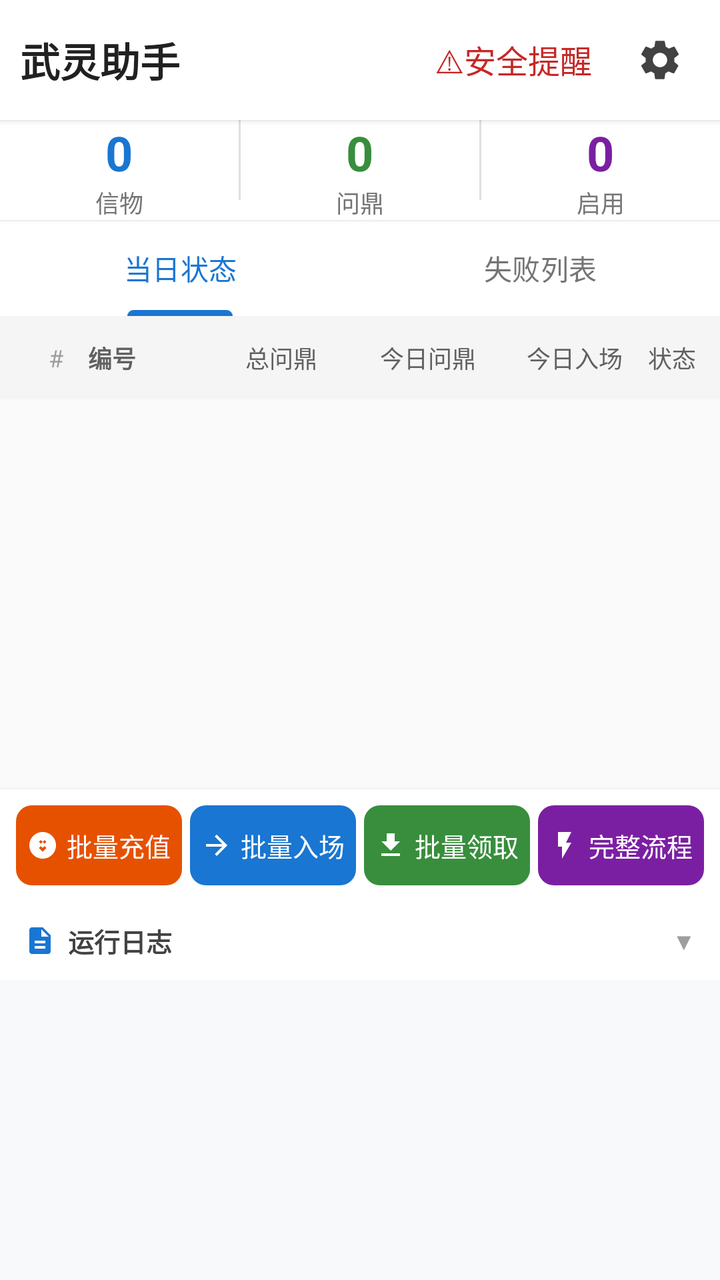
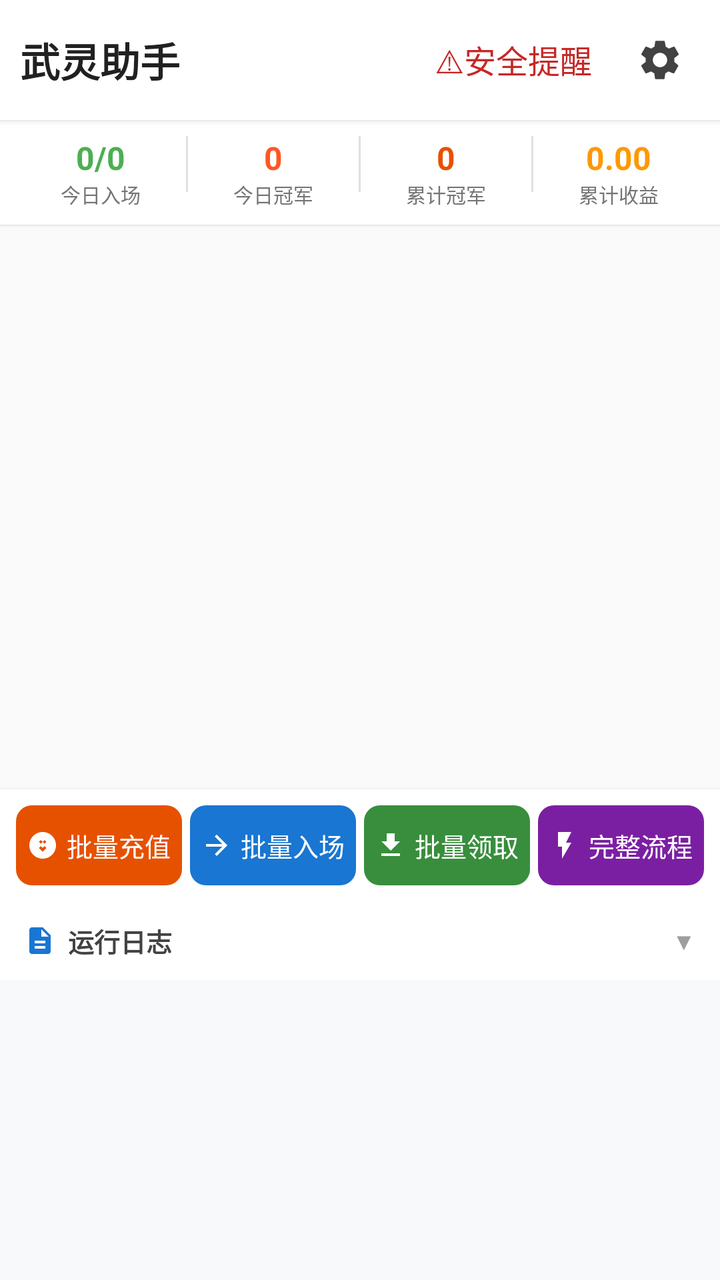

Compare the two renders of this Android layout. The source of the first and the diff that turns it into the second are given below.
<!-- AndroidManifest.xml: application theme Theme.WlClient -->
<!-- res/layout/activity_main.xml -->
<?xml version="1.0" encoding="utf-8"?>
<LinearLayout xmlns:android="http://schemas.android.com/apk/res/android"
    xmlns:app="http://schemas.android.com/apk/res-auto"
    android:id="@+id/main"
    android:layout_width="match_parent"
    android:layout_height="match_parent"
    android:orientation="vertical"
    android:background="#FAFAFA">

    
    <LinearLayout
        android:layout_width="match_parent"
        android:layout_height="wrap_content"
        android:orientation="horizontal"
        android:gravity="center_vertical"
        android:padding="10dp"
        android:background="#FFFFFF"
        android:elevation="2dp">

        <TextView
            android:layout_width="0dp"
            android:layout_height="wrap_content"
            android:layout_weight="1"
            android:text="武灵助手"
            android:textSize="20sp"
            android:textStyle="bold"
            android:textColor="#212121" />

        
        <Spinner
            android:id="@+id/sp_group_filter"
            android:layout_width="wrap_content"
            android:layout_height="36dp"
            android:layout_marginEnd="8dp"
            android:background="@drawable/bg_spinner"
            android:paddingStart="8dp"
            android:paddingEnd="24dp" />

        <TextView
            android:id="@+id/btn_security_warn"
            android:layout_width="wrap_content"
            android:layout_height="wrap_content"
            android:padding="6dp"
            android:layout_marginEnd="8dp"
            android:text="⚠安全提醒"
            android:textColor="#C62828"
            android:textSize="16sp"
            android:clickable="true"
            android:focusable="true"
            android:foreground="?attr/selectableItemBackground" />

        <ImageButton
            android:id="@+id/btn_setting_gear"
            android:layout_width="40dp"
            android:layout_height="40dp"
            android:background="?attr/selectableItemBackgroundBorderless"
            android:contentDescription="更多设置菜单"
            android:src="@drawable/ic_gear_svg" />
    </LinearLayout>

    
    <LinearLayout
        android:layout_width="match_parent"
        android:layout_height="wrap_content"
        android:orientation="horizontal"
        android:padding="0dp"
        android:background="#FFFFFF"
        android:elevation="1dp">

        <LinearLayout
            android:layout_width="0dp"
            android:layout_height="wrap_content"
            android:layout_weight="1"
            android:orientation="vertical"
            android:gravity="center">

            <TextView
                android:id="@+id/tv_token_count"
                android:layout_width="wrap_content"
                android:layout_height="wrap_content"
                android:text="0"
                android:textSize="24sp"
                android:textStyle="bold"
                android:textColor="#1976D2" />

            <TextView
                android:layout_width="wrap_content"
                android:layout_height="wrap_content"
                android:text="信物"
                android:textSize="12sp"
                android:textColor="#757575" />
        </LinearLayout>

        <View
            android:layout_width="1dp"
            android:layout_height="40dp"
            android:background="#E0E0E0" />

        <LinearLayout
            android:layout_width="0dp"
            android:layout_height="wrap_content"
            android:layout_weight="1"
            android:orientation="vertical"
            android:gravity="center">

            <TextView
                android:id="@+id/tv_qd_count"
                android:layout_width="wrap_content"
                android:layout_height="wrap_content"
                android:text="0"
                android:textSize="24sp"
                android:textStyle="bold"
                android:textColor="#388E3C" />

            <TextView
                android:layout_width="wrap_content"
                android:layout_height="wrap_content"
                android:text="问鼎"
                android:textSize="12sp"
                android:textColor="#757575" />
        </LinearLayout>

        <View
            android:layout_width="1dp"
            android:layout_height="40dp"
            android:background="#E0E0E0" />

        <LinearLayout
            android:layout_width="0dp"
            android:layout_height="wrap_content"
            android:layout_weight="1"
            android:orientation="vertical"
            android:gravity="center">

            <TextView
                android:id="@+id/tv_enabled_count"
                android:layout_width="wrap_content"
                android:layout_height="wrap_content"
                android:text="0"
                android:textSize="24sp"
                android:textStyle="bold"
                android:textColor="#7B1FA2" />

            <TextView
                android:layout_width="wrap_content"
                android:layout_height="wrap_content"
                android:text="启用"
                android:textSize="12sp"
                android:textColor="#757575" />
        </LinearLayout>
    </LinearLayout>

    
    <com.google.android.material.tabs.TabLayout
        android:id="@+id/tab_layout"
        android:layout_width="match_parent"
        android:layout_height="48dp"
        android:background="#FFFFFF"
        app:tabMode="fixed"
        app:tabGravity="fill"
        app:tabMaxWidth="0dp"
        app:tabIndicatorColor="#1976D2"
        app:tabSelectedTextColor="#1976D2"
        app:tabTextColor="#757575">

        <com.google.android.material.tabs.TabItem
            android:layout_width="0dp"
            android:layout_height="wrap_content"
            android:layout_weight="1"
            android:text="当日状态" />

        <com.google.android.material.tabs.TabItem
            android:layout_width="0dp"
            android:layout_height="wrap_content"
            android:layout_weight="1"
            android:text="失败列表" />
    </com.google.android.material.tabs.TabLayout>

    
    <LinearLayout
        android:id="@+id/layout_status_header"
        android:layout_width="match_parent"
        android:layout_height="wrap_content"
        android:orientation="horizontal"
        android:gravity="center_vertical"
        android:padding="12dp"
        android:background="#F5F5F5">

        <TextView
            android:layout_width="32dp"
            android:layout_height="wrap_content"
            android:text="#"
            android:textSize="12sp"
            android:textColor="#9E9E9E"
            android:gravity="center" />

        <TextView
            android:layout_width="60dp"
            android:layout_height="wrap_content"
            android:text="编号"
            android:textSize="12sp"
            android:textStyle="bold"
            android:textColor="#616161" />

        <TextView
            android:layout_width="0dp"
            android:layout_height="wrap_content"
            android:layout_weight="1"
            android:text="总问鼎"
            android:textSize="12sp"
            android:textColor="#616161"
            android:gravity="center" />

        <TextView
            android:layout_width="0dp"
            android:layout_height="wrap_content"
            android:layout_weight="1"
            android:text="今日问鼎"
            android:textSize="12sp"
            android:textColor="#616161"
            android:gravity="center" />

        <TextView
            android:layout_width="0dp"
            android:layout_height="wrap_content"
            android:layout_weight="1"
            android:text="今日入场"
            android:textSize="12sp"
            android:textColor="#616161"
            android:gravity="center" />

        <TextView
            android:layout_width="wrap_content"
            android:layout_height="wrap_content"
            android:text="状态"
            android:textSize="12sp"
            android:textColor="#616161" />
    </LinearLayout>

    
    <FrameLayout
        android:layout_width="match_parent"
        android:layout_height="0dp"
        android:layout_weight="1">

        <androidx.recyclerview.widget.RecyclerView
            android:id="@+id/rv_daily_status"
            android:layout_width="match_parent"
            android:layout_height="match_parent"
            android:clipToPadding="false"
            android:visibility="visible" />

        <TextView
            android:id="@+id/tv_empty_status"
            android:layout_width="wrap_content"
            android:layout_height="wrap_content"
            android:layout_gravity="center"
            android:text="暂无数据，执行后自动记录"
            android:textSize="14sp"
            android:textColor="#BDBDBD"
            android:visibility="gone" />

        <androidx.recyclerview.widget.RecyclerView
            android:id="@+id/rv_failure_list"
            android:layout_width="match_parent"
            android:layout_height="match_parent"
            android:clipToPadding="false"
            android:visibility="gone" />

        <TextView
            android:id="@+id/tv_empty_failure"
            android:layout_width="wrap_content"
            android:layout_height="wrap_content"
            android:layout_gravity="center"
            android:text="暂无失败记录"
            android:textSize="14sp"
            android:textColor="#BDBDBD"
            android:visibility="gone" />
    </FrameLayout>

    
    <LinearLayout
        android:layout_width="match_parent"
        android:layout_height="wrap_content"
        android:orientation="horizontal"
        android:padding="8dp"
        android:background="#FFFFFF"
        android:elevation="2dp">

        <LinearLayout
            android:id="@+id/btn_batch_fund"
            android:layout_width="0dp"
            android:layout_height="40dp"
            android:layout_weight="1"
            android:orientation="horizontal"
            android:gravity="center"
            android:background="@drawable/bg_btn_rounded"
            android:backgroundTint="#E65100"
            android:clickable="true"
            android:focusable="true">

            <ImageView
                android:layout_width="16dp"
                android:layout_height="16dp"
                android:src="@drawable/ic_fund_svg"
                android:layout_marginEnd="4dp" />

            <TextView
                android:layout_width="wrap_content"
                android:layout_height="wrap_content"
                android:text="批量充值"
                android:textColor="#ffffff"
                android:textSize="13sp" />
        </LinearLayout>

        <View android:layout_width="4dp" android:layout_height="0dp" />

        <LinearLayout
            android:id="@+id/btn_batch_enter"
            android:layout_width="0dp"
            android:layout_height="40dp"
            android:layout_weight="1"
            android:orientation="horizontal"
            android:gravity="center"
            android:background="@drawable/bg_btn_rounded"
            android:backgroundTint="#1976D2"
            android:clickable="true"
            android:focusable="true">

            <ImageView
                android:layout_width="16dp"
                android:layout_height="16dp"
                android:src="@drawable/ic_enter_svg"
                android:layout_marginEnd="4dp" />

            <TextView
                android:layout_width="wrap_content"
                android:layout_height="wrap_content"
                android:text="批量入场"
                android:textColor="#ffffff"
                android:textSize="13sp" />
        </LinearLayout>

        <View android:layout_width="4dp" android:layout_height="0dp" />

        <LinearLayout
            android:id="@+id/btn_batch_claim"
            android:layout_width="0dp"
            android:layout_height="40dp"
            android:layout_weight="1"
            android:orientation="horizontal"
            android:gravity="center"
            android:background="@drawable/bg_btn_rounded"
            android:backgroundTint="#388E3C"
            android:clickable="true"
            android:focusable="true">

            <ImageView
                android:layout_width="16dp"
                android:layout_height="16dp"
                android:src="@drawable/ic_claim_svg"
                android:layout_marginEnd="4dp" />

            <TextView
                android:layout_width="wrap_content"
                android:layout_height="wrap_content"
                android:text="批量领取"
                android:textColor="#ffffff"
                android:textSize="13sp" />
        </LinearLayout>

        <View android:layout_width="4dp" android:layout_height="0dp" />

        <LinearLayout
            android:id="@+id/btn_full_workflow"
            android:layout_width="0dp"
            android:layout_height="40dp"
            android:layout_weight="1"
            android:orientation="horizontal"
            android:gravity="center"
            android:background="@drawable/bg_btn_rounded"
            android:backgroundTint="#7B1FA2"
            android:clickable="true"
            android:focusable="true">

            <ImageView
                android:layout_width="16dp"
                android:layout_height="16dp"
                android:src="@drawable/ic_workflow_svg"
                android:layout_marginEnd="4dp" />

            <TextView
                android:layout_width="wrap_content"
                android:layout_height="wrap_content"
                android:text="完整流程"
                android:textColor="#ffffff"
                android:textSize="13sp" />
        </LinearLayout>
    </LinearLayout>

    
    <LinearLayout
        android:layout_width="match_parent"
        android:layout_height="wrap_content"
        android:orientation="vertical"
        android:background="#FFFFFF"
        android:elevation="2dp">

        <LinearLayout
            android:id="@+id/layout_log_header"
            android:layout_width="match_parent"
            android:layout_height="wrap_content"
            android:orientation="horizontal"
            android:gravity="center_vertical"
            android:paddingStart="12dp"
            android:paddingEnd="12dp"
            android:paddingTop="10dp"
            android:paddingBottom="10dp"
            android:clickable="true"
            android:focusable="true">

            <ImageView
                android:layout_width="16dp"
                android:layout_height="16dp"
                android:src="@drawable/ic_log_svg"
                android:layout_marginEnd="6dp" />

            <TextView
                android:layout_width="0dp"
                android:layout_height="wrap_content"
                android:layout_weight="1"
                android:text="运行日志"
                android:textSize="13sp"
                android:textColor="#424242"
                android:textStyle="bold" />

            <TextView
                android:id="@+id/tv_log_toggle"
                android:layout_width="wrap_content"
                android:layout_height="wrap_content"
                android:text="▼"
                android:textSize="12sp"
                android:textColor="#9E9E9E" />
        </LinearLayout>

        <ScrollView
            android:id="@+id/scrollView"
            android:layout_width="match_parent"
            android:layout_height="150dp"
            android:background="#F8F9FA"
            android:padding="12dp">

            <TextView
                android:id="@+id/tv_log"
                android:layout_width="match_parent"
                android:layout_height="wrap_content"
                android:textColor="#37474F"
                android:textSize="12sp"
                android:lineSpacingExtra="3dp"
                android:fontFamily="monospace" />
        </ScrollView>
    </LinearLayout>
</LinearLayout>
<!-- resources referenced by this layout -->
<resources>
  <!-- drawable bg_btn_rounded (drawable) -->
  <?xml version="1.0" encoding="utf-8"?>
  <shape xmlns:android="http://schemas.android.com/apk/res/android" android:shape="rectangle">
      <corners android:radius="8dp" />
      <solid android:color="#FFFFFF" />
  </shape>
  <!-- drawable bg_spinner (drawable) -->
  <?xml version="1.0" encoding="utf-8"?>
  <selector xmlns:android="http://schemas.android.com/apk/res/android">
      <item android:state_pressed="true">
          <shape android:shape="rectangle">
              <solid android:color="#F5F5F5" />
              <corners android:radius="8dp" />
              <stroke android:width="1dp" android:color="#1976D2" />
          </shape>
      </item>
      <item>
          <shape android:shape="rectangle">
              <solid android:color="#FFFFFF" />
              <corners android:radius="8dp" />
              <stroke android:width="1dp" android:color="#E0E0E0" />
          </shape>
      </item>
  </selector>
  <!-- drawable ic_claim_svg (drawable) -->
  <?xml version="1.0" encoding="utf-8"?>
  <vector xmlns:android="http://schemas.android.com/apk/res/android"
      android:width="16dp"
      android:height="16dp"
      android:viewportWidth="24"
      android:viewportHeight="24">
      <path
          android:fillColor="#FFFFFF"
          android:pathData="M19,9h-4V3H9v6H5l7,7 7,-7zM5,18v2h14v-2H5z"/>
  </vector>
  <!-- drawable ic_enter_svg (drawable) -->
  <?xml version="1.0" encoding="utf-8"?>
  <vector xmlns:android="http://schemas.android.com/apk/res/android"
      android:width="16dp"
      android:height="16dp"
      android:viewportWidth="24"
      android:viewportHeight="24">
      <path
          android:fillColor="#FFFFFF"
          android:pathData="M12,4l-1.41,1.41L16.17,11H4v2h12.17l-5.58,5.59L12,20l8,-8z"/>
  </vector>
  <!-- drawable ic_fund_svg (drawable) -->
  <?xml version="1.0" encoding="utf-8"?>
  <vector xmlns:android="http://schemas.android.com/apk/res/android"
      android:width="16dp"
      android:height="16dp"
      android:viewportWidth="24"
      android:viewportHeight="24">
      <path
          android:fillColor="#FFFFFF"
          android:pathData="M12,2C6.48,2 2,6.48 2,12s4.48,10 10,10 10,-4.48 10,-10S17.52,2 12,2zM13.41,15.41L12,16.83l-1.41,-1.41L9.17,14 10.59,12.59 12,14l1.41,-1.41L14.83,14zM14.83,9.41L13.41,10.83 12,9.41 10.59,10.83 9.17,9.41 10.59,8 12,9.41 13.41,8 14.83,9.41z"/>
  </vector>
  <!-- drawable ic_log_svg (drawable) -->
  <?xml version="1.0" encoding="utf-8"?>
  <vector xmlns:android="http://schemas.android.com/apk/res/android"
      android:width="24dp"
      android:height="24dp"
      android:viewportWidth="24"
      android:viewportHeight="24">
      <path
          android:fillColor="#1976D2"
          android:pathData="M14,2H6C4.9,2 4,2.9 4,4v16c0,1.1 0.89,2 1.99,2H18c1.1,0 2,-0.9 2,-2V8l-6,-6zM16,18H8v-2h8v2zM16,14H8v-2h8v2zM13,9V3.5L18.5,9H13z" />
  </vector>
  <!-- drawable ic_workflow_svg (drawable) -->
  <?xml version="1.0" encoding="utf-8"?>
  <vector xmlns:android="http://schemas.android.com/apk/res/android"
      android:width="16dp"
      android:height="16dp"
      android:viewportWidth="24"
      android:viewportHeight="24">
      <path
          android:fillColor="#FFFFFF"
          android:pathData="M7,2v11h3v9l7,-12h-4l4,-8z"/>
  </vector>
  <style name="Theme.WlClient" parent="Base.Theme.WlClient" />
  <style name="Base.Theme.WlClient" parent="Theme.Material3.DayNight.NoActionBar">
          
          
      </style>
  <!-- unchanged entries left out for length: 1 -->
</resources>

<!-- the commit's change to res/layout/activity_main.xml (unified diff, before → after) -->
@@ -7,7 +7,6 @@
     android:orientation="vertical"
     android:background="#FAFAFA">
 
-    
     <LinearLayout
         android:layout_width="match_parent"
         android:layout_height="wrap_content"
@@ -26,16 +25,6 @@
             android:textStyle="bold"
             android:textColor="#212121" />
 
-        
-        <Spinner
-            android:id="@+id/sp_group_filter"
-            android:layout_width="wrap_content"
-            android:layout_height="36dp"
-            android:layout_marginEnd="8dp"
-            android:background="@drawable/bg_spinner"
-            android:paddingStart="8dp"
-            android:paddingEnd="24dp" />
-
         <TextView
             android:id="@+id/btn_security_warn"
             android:layout_width="wrap_content"
@@ -63,7 +52,7 @@
         android:layout_width="match_parent"
         android:layout_height="wrap_content"
         android:orientation="horizontal"
-        android:padding="0dp"
+        android:padding="8dp"
         android:background="#FFFFFF"
         android:elevation="1dp">
 
@@ -73,28 +62,23 @@
             android:layout_weight="1"
             android:orientation="vertical"
             android:gravity="center">
-
-            <TextView
-                android:id="@+id/tv_token_count"
-                android:layout_width="wrap_content"
-                android:layout_height="wrap_content"
-                android:text="0"
-                android:textSize="24sp"
+            <TextView
+                android:id="@+id/tv_summary_enter"
+                android:layout_width="wrap_content"
+                android:layout_height="wrap_content"
+                android:text="0/0"
+                android:textSize="16sp"
                 android:textStyle="bold"
-                android:textColor="#1976D2" />
-
-            <TextView
-                android:layout_width="wrap_content"
-                android:layout_height="wrap_content"
-                android:text="信物"
-                android:textSize="12sp"
+                android:textColor="#4CAF50" />
+            <TextView
+                android:layout_width="wrap_content"
+                android:layout_height="wrap_content"
+                android:text="今日入场"
+                android:textSize="10sp"
                 android:textColor="#757575" />
         </LinearLayout>
 
-        <View
-            android:layout_width="1dp"
-            android:layout_height="40dp"
-            android:background="#E0E0E0" />
+        <View android:layout_width="1dp" android:layout_height="28dp" android:background="#E0E0E0" />
 
         <LinearLayout
             android:layout_width="0dp"
@@ -102,28 +86,23 @@
             android:layout_weight="1"
             android:orientation="vertical"
             android:gravity="center">
-
-            <TextView
-                android:id="@+id/tv_qd_count"
+            <TextView
+                android:id="@+id/tv_summary_today_win"
                 android:layout_width="wrap_content"
                 android:layout_height="wrap_content"
                 android:text="0"
-                android:textSize="24sp"
+                android:textSize="16sp"
                 android:textStyle="bold"
-                android:textColor="#388E3C" />
-
-            <TextView
-                android:layout_width="wrap_content"
-                android:layout_height="wrap_content"
-                android:text="问鼎"
-                android:textSize="12sp"
+                android:textColor="#FF5722" />
+            <TextView
+                android:layout_width="wrap_content"
+                android:layout_height="wrap_content"
+                android:text="今日冠军"
+                android:textSize="10sp"
                 android:textColor="#757575" />
         </LinearLayout>
 
-        <View
-            android:layout_width="1dp"
-            android:layout_height="40dp"
-            android:background="#E0E0E0" />
+        <View android:layout_width="1dp" android:layout_height="28dp" android:background="#E0E0E0" />
 
         <LinearLayout
             android:layout_width="0dp"
@@ -131,154 +110,55 @@
             android:layout_weight="1"
             android:orientation="vertical"
             android:gravity="center">
-
-            <TextView
-                android:id="@+id/tv_enabled_count"
+            <TextView
+                android:id="@+id/tv_summary_total_win"
                 android:layout_width="wrap_content"
                 android:layout_height="wrap_content"
                 android:text="0"
-                android:textSize="24sp"
+                android:textSize="16sp"
                 android:textStyle="bold"
-                android:textColor="#7B1FA2" />
-
-            <TextView
-                android:layout_width="wrap_content"
-                android:layout_height="wrap_content"
-                android:text="启用"
-                android:textSize="12sp"
+                android:textColor="#E65100" />
+            <TextView
+                android:layout_width="wrap_content"
+                android:layout_height="wrap_content"
+                android:text="累计冠军"
+                android:textSize="10sp"
                 android:textColor="#757575" />
         </LinearLayout>
+
+        <View android:layout_width="1dp" android:layout_height="28dp" android:background="#E0E0E0" />
+
+        <LinearLayout
+            android:layout_width="0dp"
+            android:layout_height="wrap_content"
+            android:layout_weight="1"
+            android:orientation="vertical"
+            android:gravity="center">
+            <TextView
+                android:id="@+id/tv_summary_prize"
+                android:layout_width="wrap_content"
+                android:layout_height="wrap_content"
+                android:text="0.00"
+                android:textSize="16sp"
+                android:textStyle="bold"
+                android:textColor="#FF9800" />
+            <TextView
+                android:layout_width="wrap_content"
+                android:layout_height="wrap_content"
+                android:text="累计收益"
+                android:textSize="10sp"
+                android:textColor="#757575" />
+        </LinearLayout>
     </LinearLayout>
 
-    
-    <com.google.android.material.tabs.TabLayout
-        android:id="@+id/tab_layout"
-        android:layout_width="match_parent"
-        android:layout_height="48dp"
-        android:background="#FFFFFF"
-        app:tabMode="fixed"
-        app:tabGravity="fill"
-        app:tabMaxWidth="0dp"
-        app:tabIndicatorColor="#1976D2"
-        app:tabSelectedTextColor="#1976D2"
-        app:tabTextColor="#757575">
-
-        <com.google.android.material.tabs.TabItem
-            android:layout_width="0dp"
-            android:layout_height="wrap_content"
-            android:layout_weight="1"
-            android:text="当日状态" />
-
-        <com.google.android.material.tabs.TabItem
-            android:layout_width="0dp"
-            android:layout_height="wrap_content"
-            android:layout_weight="1"
-            android:text="失败列表" />
-    </com.google.android.material.tabs.TabLayout>
-
-    
-    <LinearLayout
-        android:id="@+id/layout_status_header"
-        android:layout_width="match_parent"
-        android:layout_height="wrap_content"
-        android:orientation="horizontal"
-        android:gravity="center_vertical"
-        android:padding="12dp"
-        android:background="#F5F5F5">
-
-        <TextView
-            android:layout_width="32dp"
-            android:layout_height="wrap_content"
-            android:text="#"
-            android:textSize="12sp"
-            android:textColor="#9E9E9E"
-            android:gravity="center" />
-
-        <TextView
-            android:layout_width="60dp"
-            android:layout_height="wrap_content"
-            android:text="编号"
-            android:textSize="12sp"
-            android:textStyle="bold"
-            android:textColor="#616161" />
-
-        <TextView
-            android:layout_width="0dp"
-            android:layout_height="wrap_content"
-            android:layout_weight="1"
-            android:text="总问鼎"
-            android:textSize="12sp"
-            android:textColor="#616161"
-            android:gravity="center" />
-
-        <TextView
-            android:layout_width="0dp"
-            android:layout_height="wrap_content"
-            android:layout_weight="1"
-            android:text="今日问鼎"
-            android:textSize="12sp"
-            android:textColor="#616161"
-            android:gravity="center" />
-
-        <TextView
-            android:layout_width="0dp"
-            android:layout_height="wrap_content"
-            android:layout_weight="1"
-            android:text="今日入场"
-            android:textSize="12sp"
-            android:textColor="#616161"
-            android:gravity="center" />
-
-        <TextView
-            android:layout_width="wrap_content"
-            android:layout_height="wrap_content"
-            android:text="状态"
-            android:textSize="12sp"
-            android:textColor="#616161" />
-    </LinearLayout>
-
-    
-    <FrameLayout
+    <androidx.recyclerview.widget.RecyclerView
+        android:id="@+id/rv_account_list"
         android:layout_width="match_parent"
         android:layout_height="0dp"
-        android:layout_weight="1">
-
-        <androidx.recyclerview.widget.RecyclerView
-            android:id="@+id/rv_daily_status"
-            android:layout_width="match_parent"
-            android:layout_height="match_parent"
-            android:clipToPadding="false"
-            android:visibility="visible" />
-
-        <TextView
-            android:id="@+id/tv_empty_status"
-            android:layout_width="wrap_content"
-            android:layout_height="wrap_content"
-            android:layout_gravity="center"
-            android:text="暂无数据，执行后自动记录"
-            android:textSize="14sp"
-            android:textColor="#BDBDBD"
-            android:visibility="gone" />
-
-        <androidx.recyclerview.widget.RecyclerView
-            android:id="@+id/rv_failure_list"
-            android:layout_width="match_parent"
-            android:layout_height="match_parent"
-            android:clipToPadding="false"
-            android:visibility="gone" />
-
-        <TextView
-            android:id="@+id/tv_empty_failure"
-            android:layout_width="wrap_content"
-            android:layout_height="wrap_content"
-            android:layout_gravity="center"
-            android:text="暂无失败记录"
-            android:textSize="14sp"
-            android:textColor="#BDBDBD"
-            android:visibility="gone" />
-    </FrameLayout>
-
-    
+        android:layout_weight="1"
+        android:padding="8dp"
+        android:clipToPadding="false" />
+
     <LinearLayout
         android:layout_width="match_parent"
         android:layout_height="wrap_content"
@@ -298,13 +178,11 @@
             android:backgroundTint="#E65100"
             android:clickable="true"
             android:focusable="true">
-
             <ImageView
                 android:layout_width="16dp"
                 android:layout_height="16dp"
                 android:src="@drawable/ic_fund_svg"
                 android:layout_marginEnd="4dp" />
-
             <TextView
                 android:layout_width="wrap_content"
                 android:layout_height="wrap_content"
@@ -326,13 +204,11 @@
             android:backgroundTint="#1976D2"
             android:clickable="true"
             android:focusable="true">
-
             <ImageView
                 android:layout_width="16dp"
                 android:layout_height="16dp"
                 android:src="@drawable/ic_enter_svg"
                 android:layout_marginEnd="4dp" />
-
             <TextView
                 android:layout_width="wrap_content"
                 android:layout_height="wrap_content"
@@ -354,13 +230,11 @@
             android:backgroundTint="#388E3C"
             android:clickable="true"
             android:focusable="true">
-
             <ImageView
                 android:layout_width="16dp"
                 android:layout_height="16dp"
                 android:src="@drawable/ic_claim_svg"
                 android:layout_marginEnd="4dp" />
-
             <TextView
                 android:layout_width="wrap_content"
                 android:layout_height="wrap_content"
@@ -382,13 +256,11 @@
             android:backgroundTint="#7B1FA2"
             android:clickable="true"
             android:focusable="true">
-
             <ImageView
                 android:layout_width="16dp"
                 android:layout_height="16dp"
                 android:src="@drawable/ic_workflow_svg"
                 android:layout_marginEnd="4dp" />
-
             <TextView
                 android:layout_width="wrap_content"
                 android:layout_height="wrap_content"
@@ -398,7 +270,6 @@
         </LinearLayout>
     </LinearLayout>
 
-    
     <LinearLayout
         android:layout_width="match_parent"
         android:layout_height="wrap_content"
<!-- resource entries referenced after the edit -->
@@ -6,24 +6,6 @@
       <corners android:radius="8dp" />
       <solid android:color="#FFFFFF" />
   </shape>
-  <!-- drawable bg_spinner (drawable) -->
-  <?xml version="1.0" encoding="utf-8"?>
-  <selector xmlns:android="http://schemas.android.com/apk/res/android">
-      <item android:state_pressed="true">
-          <shape android:shape="rectangle">
-              <solid android:color="#F5F5F5" />
-              <corners android:radius="8dp" />
-              <stroke android:width="1dp" android:color="#1976D2" />
-          </shape>
-      </item>
-      <item>
-          <shape android:shape="rectangle">
-              <solid android:color="#FFFFFF" />
-              <corners android:radius="8dp" />
-              <stroke android:width="1dp" android:color="#E0E0E0" />
-          </shape>
-      </item>
-  </selector>
   <!-- drawable ic_claim_svg (drawable) -->
   <?xml version="1.0" encoding="utf-8"?>
   <vector xmlns:android="http://schemas.android.com/apk/res/android"
